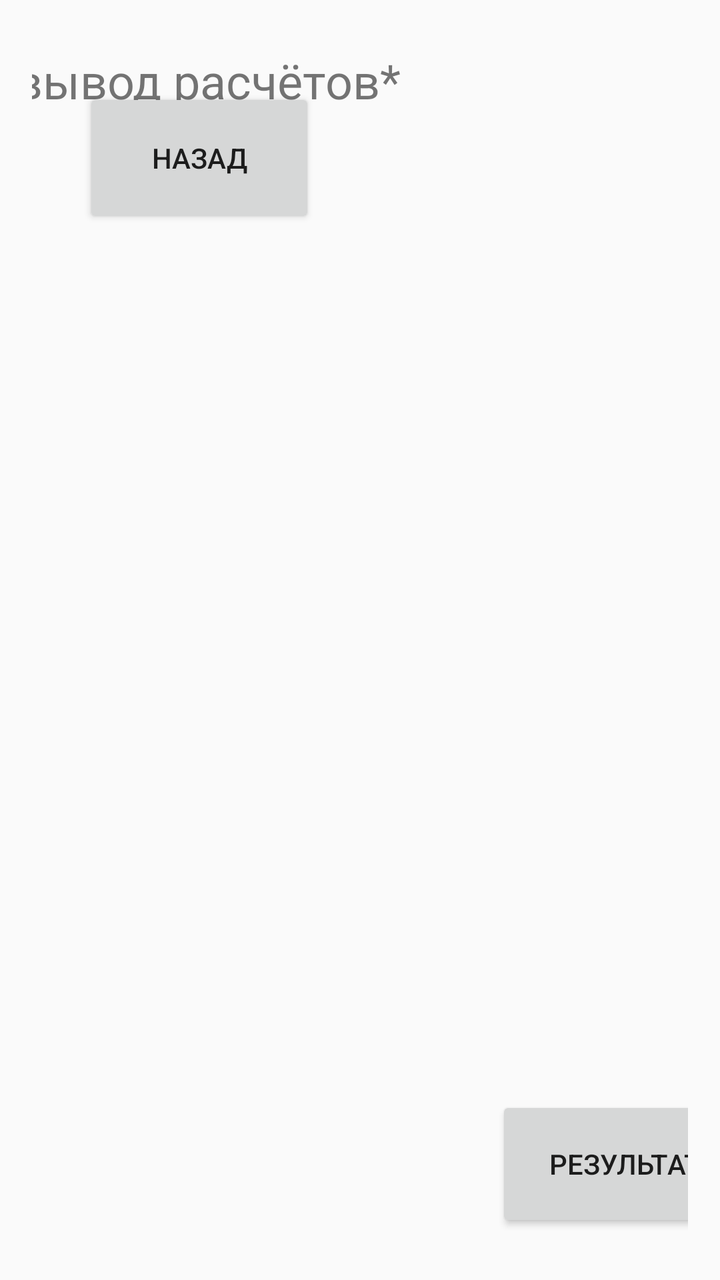
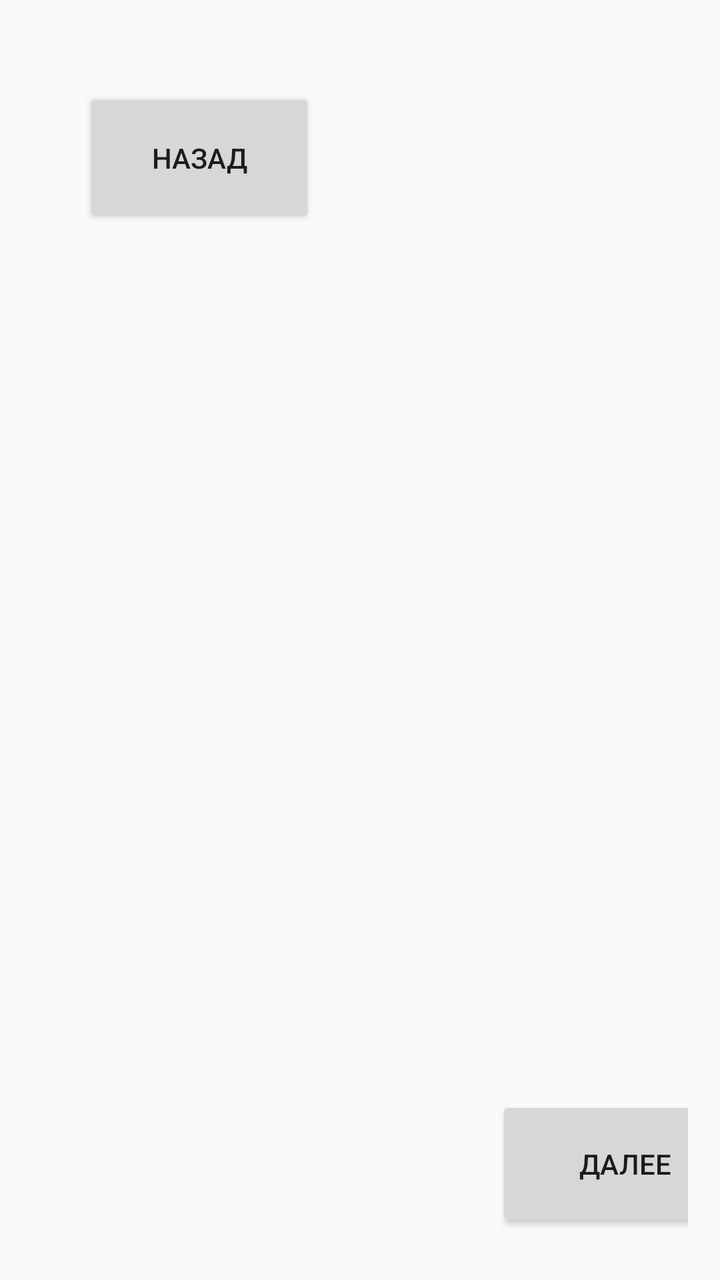

An Android layout rendered at two revisions. The XML below is the earlier revision; the diff shows what the commit changed to produce the second picture.
<!-- AndroidManifest.xml: application theme Theme.AppCompat.Light.DarkActionBar -->
<!-- res/layout/activity_data_result.xml -->
<?xml version="1.0" encoding="utf-8"?>
<androidx.constraintlayout.widget.ConstraintLayout xmlns:android="http://schemas.android.com/apk/res/android"
    xmlns:app="http://schemas.android.com/apk/res-auto"
    xmlns:tools="http://schemas.android.com/tools"
    android:layout_width="match_parent"
    android:layout_height="match_parent"
    android:orientation="vertical"
    android:gravity="center"
    android:padding="16dp">

    <TextView
        android:layout_width="wrap_content"
        android:layout_height="wrap_content"
        android:layout_marginTop="8dp"
        android:layout_marginEnd="144dp"
        android:text="вывод расчётов*"
        android:textSize="24sp"
        app:layout_constraintEnd_toEndOf="parent"
        app:layout_constraintTop_toTopOf="parent" />

    <Button
        android:id="@+id/btn_to_input_data"
        android:layout_width="116dp"
        android:layout_height="70dp"
        android:layout_marginTop="28dp"
        android:text="Назад"
        app:layout_constraintEnd_toEndOf="parent"
        app:layout_constraintHorizontal_bias="0.121"
        app:layout_constraintStart_toStartOf="parent"
        app:layout_constraintTop_toTopOf="parent" />

    <Button
        android:id="@+id/btn_to_input_work_dots"
        android:layout_width="129dp"
        android:layout_height="68dp"
        android:layout_marginStart="232dp"
        android:layout_marginBottom="8dp"
        android:text="результат"
        app:layout_constraintBottom_toBottomOf="parent"
        app:layout_constraintStart_toStartOf="parent" />

</androidx.constraintlayout.widget.ConstraintLayout>
<!-- resources referenced by this layout -->
<resources>

</resources>

<!-- the commit's change to res/layout/activity_data_result.xml (unified diff, before → after) -->
@@ -8,22 +8,12 @@
     android:gravity="center"
     android:padding="16dp">
 
-    <TextView
-        android:layout_width="wrap_content"
-        android:layout_height="wrap_content"
-        android:layout_marginTop="8dp"
-        android:layout_marginEnd="144dp"
-        android:text="вывод расчётов*"
-        android:textSize="24sp"
-        app:layout_constraintEnd_toEndOf="parent"
-        app:layout_constraintTop_toTopOf="parent" />
-
     <Button
         android:id="@+id/btn_to_input_data"
         android:layout_width="116dp"
         android:layout_height="70dp"
         android:layout_marginTop="28dp"
-        android:text="Назад"
+        android:text="назад"
         app:layout_constraintEnd_toEndOf="parent"
         app:layout_constraintHorizontal_bias="0.121"
         app:layout_constraintStart_toStartOf="parent"
@@ -35,7 +25,7 @@
         android:layout_height="68dp"
         android:layout_marginStart="232dp"
         android:layout_marginBottom="8dp"
-        android:text="результат"
+        android:text="далее"
         app:layout_constraintBottom_toBottomOf="parent"
         app:layout_constraintStart_toStartOf="parent" />
 
